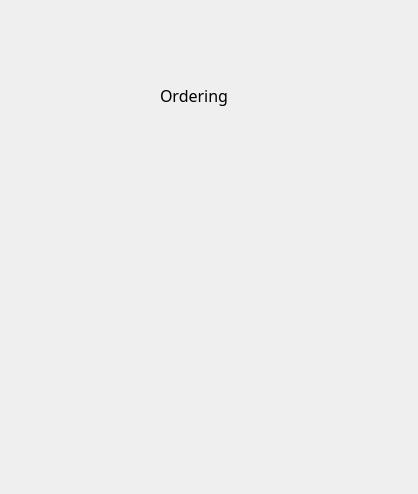
The window that ctripui/ordering.ui (imagecser/hotelManage) describes before a commit, drawn with Qt 5.
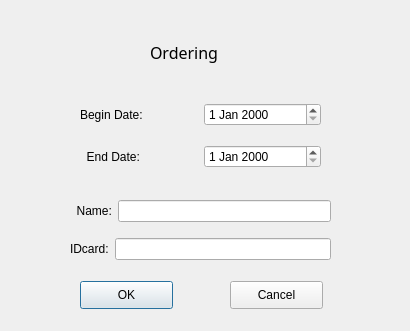
The same window after the commit.

Diff of the .ui file:
```diff
--- a/ctripui/ordering.ui
+++ b/ctripui/ordering.ui
@@ -6,8 +6,8 @@
    <rect>
     <x>0</x>
     <y>0</y>
-    <width>418</width>
-    <height>494</height>
+    <width>410</width>
+    <height>331</height>
    </rect>
   </property>
   <property name="windowTitle">
@@ -16,10 +16,10 @@
   <widget class="QLabel" name="label">
    <property name="geometry">
     <rect>
-     <x>160</x>
-     <y>70</y>
-     <width>111</width>
-     <height>51</height>
+     <x>150</x>
+     <y>40</y>
+     <width>112</width>
+     <height>25</height>
     </rect>
    </property>
    <property name="font">
@@ -32,6 +32,112 @@
     <string>Ordering</string>
    </property>
   </widget>
+  <widget class="QPushButton" name="acceptedBtn">
+   <property name="geometry">
+    <rect>
+     <x>80</x>
+     <y>281</y>
+     <width>93</width>
+     <height>28</height>
+    </rect>
+   </property>
+   <property name="text">
+    <string>OK</string>
+   </property>
+  </widget>
+  <widget class="QPushButton" name="rejectedBtn">
+   <property name="geometry">
+    <rect>
+     <x>230</x>
+     <y>281</y>
+     <width>93</width>
+     <height>28</height>
+    </rect>
+   </property>
+   <property name="text">
+    <string>Cancel</string>
+   </property>
+  </widget>
+  <widget class="QWidget" name="">
+   <property name="geometry">
+    <rect>
+     <x>80</x>
+     <y>90</y>
+     <width>241</width>
+     <height>91</height>
+    </rect>
+   </property>
+   <layout class="QVBoxLayout" name="verticalLayout">
+    <item>
+     <layout class="QHBoxLayout" name="horizontalLayout">
+      <item>
+       <widget class="QLabel" name="label_2">
+        <property name="text">
+         <string>Begin Date:</string>
+        </property>
+       </widget>
+      </item>
+      <item>
+       <widget class="QDateEdit" name="beginDate"/>
+      </item>
+     </layout>
+    </item>
+    <item>
+     <layout class="QHBoxLayout" name="horizontalLayout_2">
+      <item>
+       <widget class="QLabel" name="label_3">
+        <property name="text">
+         <string>  End Date:</string>
+        </property>
+       </widget>
+      </item>
+      <item>
+       <widget class="QDateEdit" name="endDate"/>
+      </item>
+     </layout>
+    </item>
+   </layout>
+  </widget>
+  <widget class="QWidget" name="">
+   <property name="geometry">
+    <rect>
+     <x>70</x>
+     <y>190</y>
+     <width>261</width>
+     <height>81</height>
+    </rect>
+   </property>
+   <layout class="QVBoxLayout" name="verticalLayout_2">
+    <item>
+     <layout class="QHBoxLayout" name="horizontalLayout_3">
+      <item>
+       <widget class="QLabel" name="label_4">
+        <property name="text">
+         <string>  Name:</string>
+        </property>
+       </widget>
+      </item>
+      <item>
+       <widget class="QLineEdit" name="nameEdit"/>
+      </item>
+     </layout>
+    </item>
+    <item>
+     <layout class="QHBoxLayout" name="horizontalLayout_4">
+      <item>
+       <widget class="QLabel" name="label_5">
+        <property name="text">
+         <string>IDcard:</string>
+        </property>
+       </widget>
+      </item>
+      <item>
+       <widget class="QLineEdit" name="cardEdit"/>
+      </item>
+     </layout>
+    </item>
+   </layout>
+  </widget>
  </widget>
  <resources/>
  <connections/>
```
